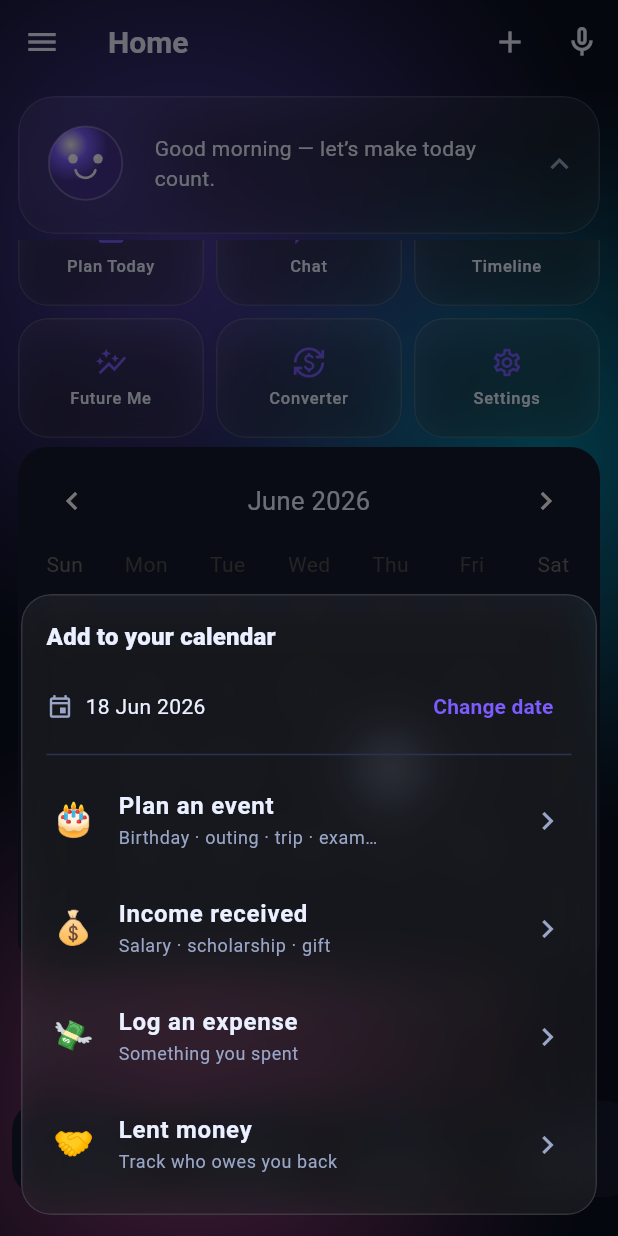
After one commit to DISHANTUS/EXPENSITOR, a Flutter app: the HomeScreen screen opened by its route, scrolled down 46 dp, after a tap on the "add" icon, on a phone screen of 412 x 824 dp. The commit adds this screen. Run offline on Flutter 3.47's test engine with Material 3 defaults, Android fonts, the phone set to English and light mode, and no system bars; drawn by our look-alikes of table_calendar; our stand-ins replace confetti, dio, fl_chart, flutter_animate, flutter_riverpod, flutter_secure_storage and 3 more; accounts and stored records are empty; network calls fail.

Commit message:
Calendar Event Creator: a real 'Add' entry on Home
A '+' in the Home app bar opens a date + type chooser (plan an event / income /
expense / lent money) routing to the existing per-date add screens — giving real
users one discoverable way to add content that flows into the calendar, timeline,
people and journey. Built on the existing add flows (no new backend).

```diff
--- /dev/null
+++ b/mobile/lib/features/home/add_event_sheet.dart
@@ -0,0 +1,90 @@
+import 'package:flutter/material.dart';
+import 'package:go_router/go_router.dart';
+
+import '../../core/format/dates.dart';
+import '../../core/theme/glass.dart';
+
+/// A discoverable "add to your calendar" entry for real users — pick a date and
+/// what happened, and it opens the right add screen (which feeds the Living
+/// Calendar, Timeline, People, Journey and Future Me). Built on the existing
+/// per-date add flows.
+Future<void> showAddEventSheet(BuildContext context) {
+  return showModalBottomSheet<void>(
+    context: context,
+    backgroundColor: Colors.transparent,
+    isScrollControlled: true,
+    builder: (_) => const _AddEventSheet(),
+  );
+}
+
+// (emoji, label, helper, route segment under /date/:date/)
+const _types = <(String, String, String, String)>[
+  ('🎂', 'Plan an event', 'Birthday · outing · trip · exam…', 'add-event'),
+  ('💰', 'Income received', 'Salary · scholarship · gift', 'add-income'),
+  ('💸', 'Log an expense', 'Something you spent', 'add-expense'),
+  ('🤝', 'Lent money', 'Track who owes you back', 'add-lent'),
+];
+
+class _AddEventSheet extends StatefulWidget {
+  const _AddEventSheet();
+  @override
+  State<_AddEventSheet> createState() => _AddEventSheetState();
+}
+
+class _AddEventSheetState extends State<_AddEventSheet> {
+  DateTime _date = DateTime.now();
+
+  Future<void> _pickDate() async {
+    final now = DateTime.now();
+    final picked = await showDatePicker(
+      context: context,
+      initialDate: _date,
+      firstDate: DateTime(now.year - 5),
+      lastDate: DateTime(now.year + 6),
+    );
+    if (picked != null) setState(() => _date = picked);
+  }
+
+  void _open(String segment) {
+    Navigator.of(context).pop();
+    context.go('/date/${ymd(_date)}/$segment');
+  }
+
+  @override
+  Widget build(BuildContext context) {
+    final tt = Theme.of(context).textTheme;
+    final cs = Theme.of(context).colorScheme;
+    return SafeArea(
+      child: Padding(
+        padding: const EdgeInsets.fromLTRB(14, 0, 14, 14),
+        child: GlassCard(
+          padding: const EdgeInsets.fromLTRB(16, 16, 16, 10),
+          child: Column(
+            mainAxisSize: MainAxisSize.min,
+            crossAxisAlignment: CrossAxisAlignment.start,
+            children: [
+              Text('Add to your calendar', style: tt.titleMedium?.copyWith(fontWeight: FontWeight.w800)),
+              const SizedBox(height: 10),
+              Row(children: [
+                Icon(Icons.event_outlined, size: 18, color: cs.onSurfaceVariant),
+                const SizedBox(width: 8),
+                Expanded(child: Text(formatDate(_date), style: tt.bodyMedium)),
+                TextButton(onPressed: _pickDate, child: const Text('Change date')),
+              ]),
+              const Divider(height: 16),
+              for (final (emoji, label, helper, segment) in _types)
+                ListTile(
+                  contentPadding: const EdgeInsets.symmetric(horizontal: 4),
+                  leading: Text(emoji, style: const TextStyle(fontSize: 22)),
+                  title: Text(label, style: tt.bodyLarge?.copyWith(fontWeight: FontWeight.w600)),
+                  subtitle: Text(helper, style: tt.bodySmall?.copyWith(color: cs.onSurfaceVariant)),
+                  trailing: const Icon(Icons.chevron_right),
+                  onTap: () => _open(segment),
+                ),
+            ],
+          ),
+        ),
+      ),
+    );
+  }
+}
--- a/mobile/lib/features/home/home_screen.dart
+++ b/mobile/lib/features/home/home_screen.dart
@@ -14,6 +14,7 @@ import '../../core/format/dates.dart';
 import '../../core/theme/glass.dart';
 import '../calendar/calendar_models.dart';
 import '../calendar/calendar_repository.dart';
+import 'add_event_sheet.dart';
 import 'dashboard_repository.dart';
 
 class HomeScreen extends ConsumerStatefulWidget {
@@ -46,6 +47,13 @@ class _HomeScreenState extends ConsumerState<HomeScreen> {
           ? CompanionMood.concerned
           : moodFromSeverity(brief.valueOrNull?.severity),
       extraLines: thought?.lines ?? const [],
+      actions: [
+        IconButton(
+          tooltip: 'Add to calendar',
+          icon: const Icon(Icons.add),
+          onPressed: () => showAddEventSheet(context),
+        ),
+      ],
       child: ListView(
         children: [
           const _QuickActions(),
```
